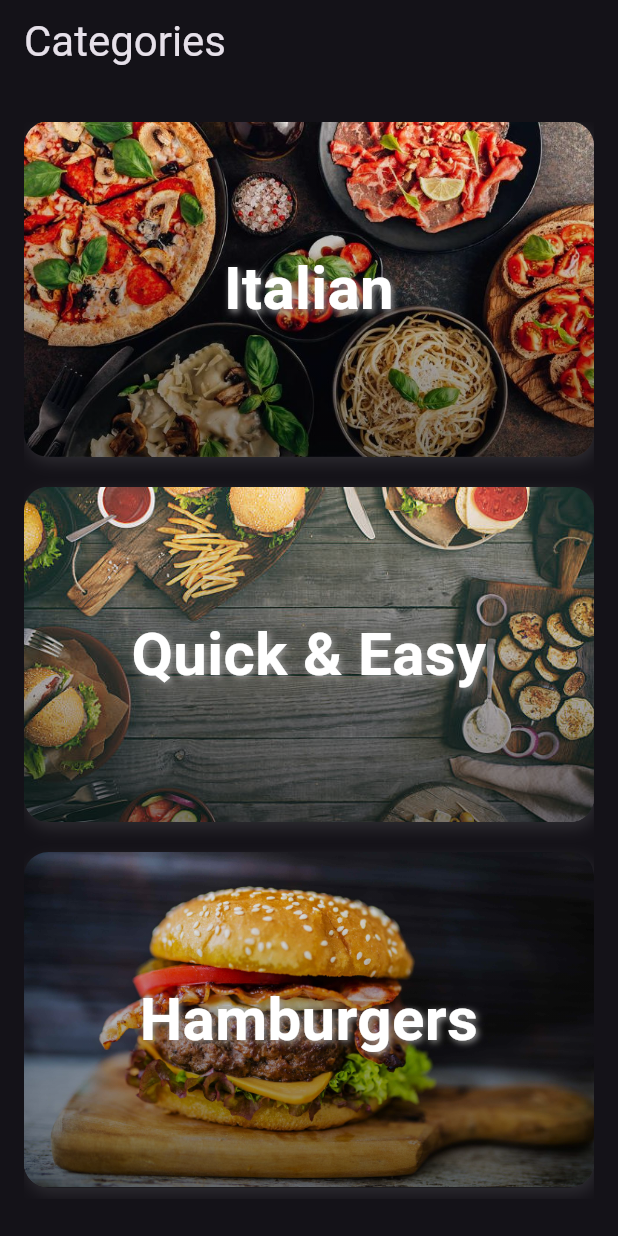
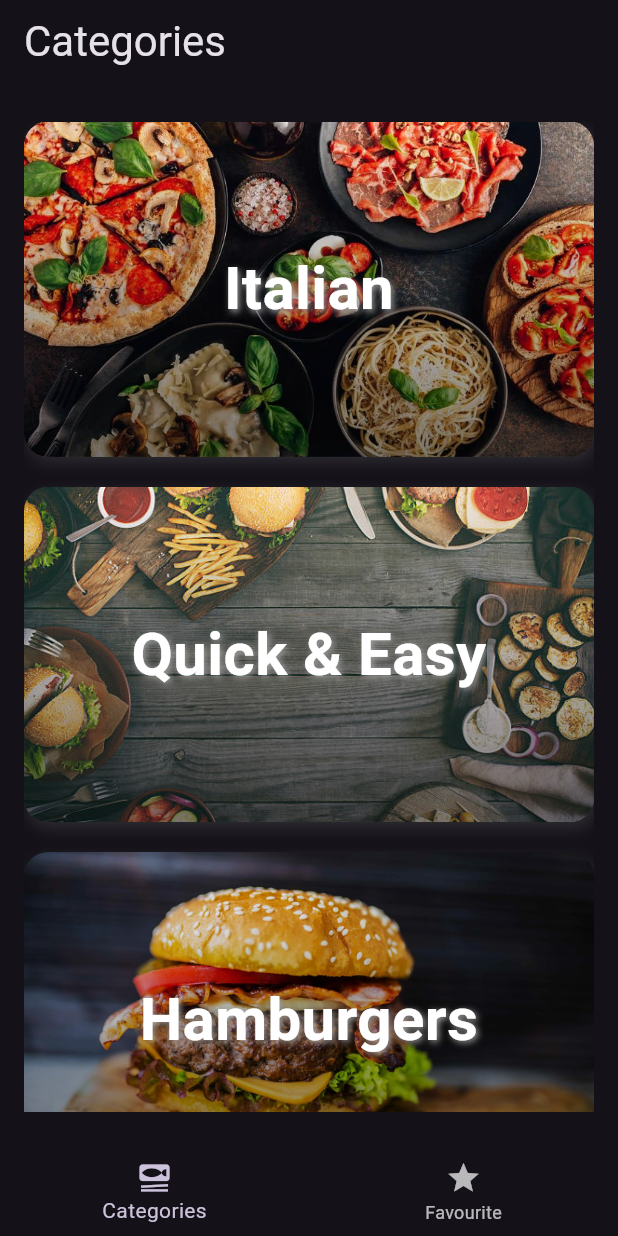
Before and after one commit to ayhem8hamdi/Meal_App, a Flutter app: the screen it shows after launch, on a phone screen of 412 x 824 dp. Run offline on Flutter 3.47's test engine with Material 3 defaults, Android fonts, the phone set to English and light mode, and no system bars; our stand-ins replace flutter_bloc, transparent_image.

Commit message:
Create & Trigger Favourite Meal Cubit

```diff
--- /dev/null
+++ b/lib/Cubits/Favourite_meals_cubit/favourite_cubit.dart
@@ -0,0 +1,18 @@
+import 'package:flutter_bloc/flutter_bloc.dart';
+import 'package:meal_app/Cubits/Favourite_meals_cubit/favourite_cubit_state.dart';
+import 'package:meal_app/Models/4.2%20meal.dart';
+
+class FavouriteCubit extends Cubit<FavouriteCubitState> {
+  FavouriteCubit() : super(FavouriteCubitState());
+
+  List<Meal> favourite = [];
+  void addList(Meal meal) {
+    if (favourite.contains(meal) == false) {
+      favourite.add(meal);
+    }
+  }
+
+  void removeList(Meal meal) {
+    favourite.remove(meal);
+  }
+}
--- /dev/null
+++ b/lib/Cubits/Favourite_meals_cubit/favourite_cubit_state.dart
@@ -0,0 +1,3 @@
+class FavouriteCubitState {}
+
+class InitialCubit {}
--- a/lib/Views/detail_screen.dart
+++ b/lib/Views/detail_screen.dart
@@ -1,5 +1,6 @@
 import 'package:flutter/material.dart';
 import 'package:meal_app/Models/4.2%20meal.dart';
+import 'package:meal_app/Widgets/add_favorite_widget.dart';
 import 'package:meal_app/Widgets/details_screen_body.dart';
 
 class DetailScreen extends StatelessWidget {
@@ -15,6 +16,11 @@ class DetailScreen extends StatelessWidget {
           meal.title,
           style: const TextStyle(fontSize: 28),
         ),
+        actions: [
+          StarIcon(
+            meal: meal,
+          )
+        ],
       ),
       body: DetailsScraanBody(meal: meal),
     );
--- /dev/null
+++ b/lib/Views/home_screen.dart
@@ -0,0 +1,41 @@
+import 'package:flutter/material.dart';
+import 'package:flutter_bloc/flutter_bloc.dart';
+import 'package:meal_app/Cubits/Favourite_meals_cubit/favourite_cubit.dart';
+import 'package:meal_app/Models/4.2%20meal.dart';
+import 'package:meal_app/Views/categories_screen.dart';
+import 'package:meal_app/Widgets/meal_item_builder.dart';
+
+class HomeScreen extends StatefulWidget {
+  const HomeScreen({super.key});
+  static String id = 'homescreen';
+
+  @override
+  State<HomeScreen> createState() => _HomeScreenState();
+}
+
+class _HomeScreenState extends State<HomeScreen> {
+  int selectedIndex = 0;
+  void selectPage(int index) {
+    setState(() {
+      selectedIndex = index;
+    });
+  }
+
+  @override
+  Widget build(BuildContext context) {
+    List<Meal> fav = BlocProvider.of<FavouriteCubit>(context).favourite;
+    return Scaffold(
+      body: selectedIndex == 0
+          ? const CategoriesScreen()
+          : MealItemBuilder(filtredList: fav),
+      bottomNavigationBar: BottomNavigationBar(
+          onTap: selectPage,
+          currentIndex: selectedIndex,
+          items: const [
+            BottomNavigationBarItem(
+                icon: Icon(Icons.set_meal), label: 'Categories'),
+            BottomNavigationBarItem(icon: Icon(Icons.star), label: 'Favourite')
+          ]),
+    );
+  }
+}
--- a/lib/Widgets/category_builder.dart
+++ b/lib/Widgets/category_builder.dart
@@ -61,6 +61,7 @@ class CategoryBuilder extends StatelessWidget {
     return Padding(
       padding: const EdgeInsets.symmetric(horizontal: 16, vertical: 25),
       child: GridView.builder(
+          physics: const BouncingScrollPhysics(),
           gridDelegate: const SliverGridDelegateWithFixedCrossAxisCount(
               crossAxisCount: 1,
               mainAxisSpacing: 20,
--- a/lib/Widgets/details_screen_body.dart
+++ b/lib/Widgets/details_screen_body.dart
@@ -14,6 +14,7 @@ class DetailsScraanBody extends StatelessWidget {
   @override
   Widget build(BuildContext context) {
     return SingleChildScrollView(
+      physics: const BouncingScrollPhysics(),
       child: Column(
         crossAxisAlignment: CrossAxisAlignment.start,
         children: [
--- a/lib/main.dart
+++ b/lib/main.dart
@@ -1,6 +1,9 @@
 import 'package:flutter/material.dart';
+import 'package:flutter_bloc/flutter_bloc.dart';
+import 'package:meal_app/Cubits/Favourite_meals_cubit/favourite_cubit.dart';
 import 'package:meal_app/Views/categories_screen.dart';
 import 'package:meal_app/Views/detail_screen.dart';
+import 'package:meal_app/Views/home_screen.dart';
 
 import 'package:meal_app/Views/meal_screen.dart';
 
@@ -13,15 +16,19 @@ class MealApp extends StatelessWidget {
 
   @override
   Widget build(BuildContext context) {
-    return MaterialApp(
+    return BlocProvider(
+      create: (context) => FavouriteCubit(),
+      child: MaterialApp(
         routes: {
           MealScreen.id: (context) => const MealScreen(),
           CategoriesScreen.id: (context) => const CategoriesScreen(),
-        DetailScreen.id: (context) => const DetailScreen()
+          DetailScreen.id: (context) => const DetailScreen(),
+          HomeScreen.id: (context) => const HomeScreen()
         },
         theme: ThemeData.dark(),
         debugShowCheckedModeBanner: false,
-      initialRoute: CategoriesScreen.id,
+        initialRoute: HomeScreen.id,
+      ),
     );
   }
 }
--- a/pubspec.yaml
+++ b/pubspec.yaml
@@ -36,6 +36,7 @@ dependencies:
   # Use with the CupertinoIcons class for iOS style icons.
   cupertino_icons: ^1.0.6
   transparent_image: ^2.0.1
+  flutter_bloc: ^8.1.6
 
 dev_dependencies:
   flutter_test:
```
Also changed, not shown: lib/Widgets/add_favorite_widget.dart (added, +40 -0 lines), pubspec.lock. Lines whose indentation alone changed are shown as unchanged.
